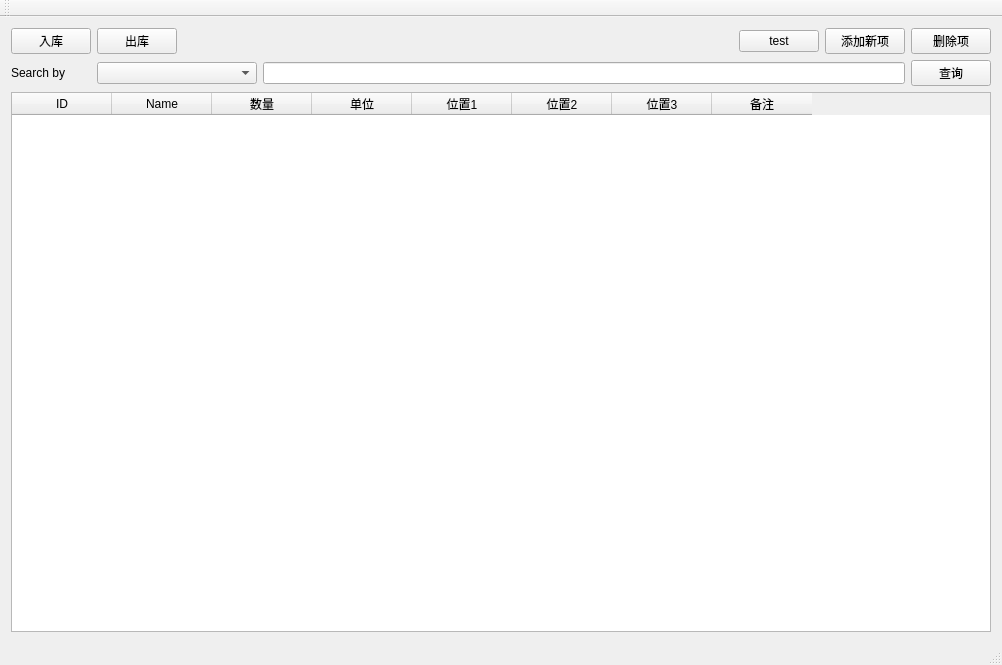
First picture: the form in StorageManager/MainWindow.ui, repository huqng/StorageManager, before the edit.
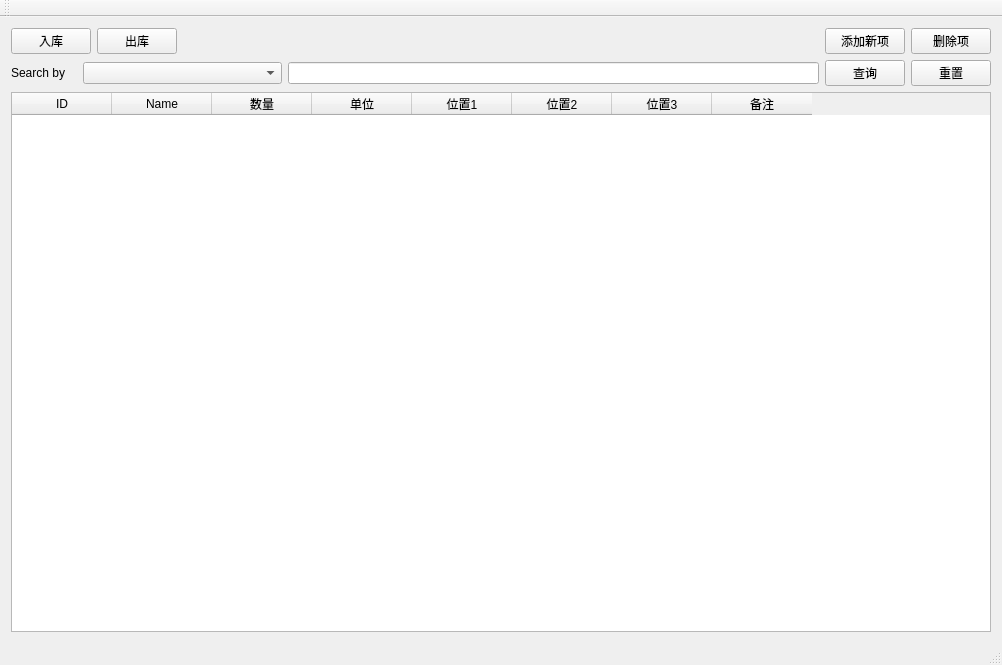
Second picture: the form after the edit.

What changed in the file:
```diff
--- a/StorageManager/MainWindow.ui
+++ b/StorageManager/MainWindow.ui
@@ -16,7 +16,7 @@
   <widget class="QWidget" name="centralWidget">
    <layout class="QVBoxLayout" name="verticalLayout">
     <item>
-     <layout class="QHBoxLayout" name="horizontalLayout">
+     <layout class="QHBoxLayout" name="horizontalLayout" stretch="1,1,10,1,1">
       <item>
        <widget class="QPushButton" name="btnCheckIn">
         <property name="text">
@@ -44,13 +44,6 @@
         </property>
        </spacer>
       </item>
-      <item>
-       <widget class="QPushButton" name="btnTest">
-        <property name="text">
-         <string>test</string>
-        </property>
-       </widget>
-      </item>
       <item>
        <widget class="QPushButton" name="btnAddNewItem">
         <property name="text">
@@ -68,7 +61,7 @@
      </layout>
     </item>
     <item>
-     <layout class="QHBoxLayout" name="horizontalLayout_2" stretch="1,2,8,1">
+     <layout class="QHBoxLayout" name="horizontalLayout_2" stretch="1,3,8,1,1">
       <item>
        <widget class="QLabel" name="label">
         <property name="text">
@@ -89,6 +82,13 @@
         </property>
        </widget>
       </item>
+      <item>
+       <widget class="QPushButton" name="btnReset">
+        <property name="text">
+         <string>重置</string>
+        </property>
+       </widget>
+      </item>
      </layout>
     </item>
     <item>
```
